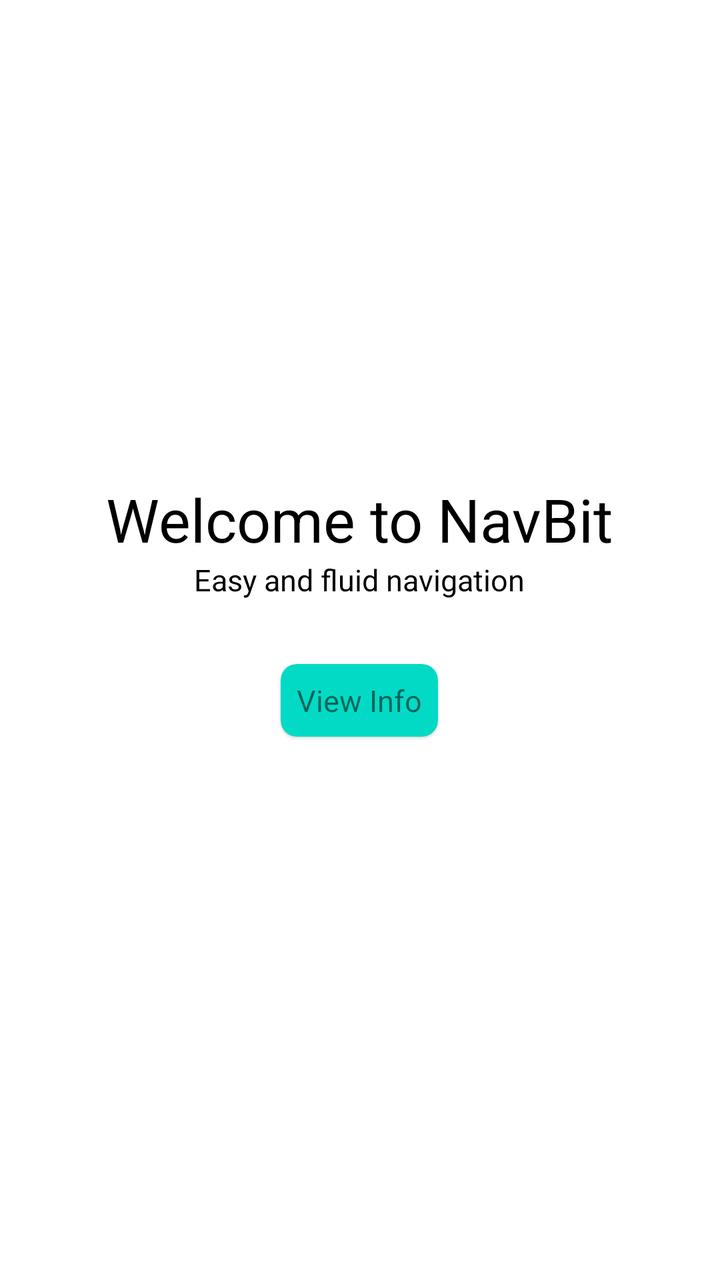
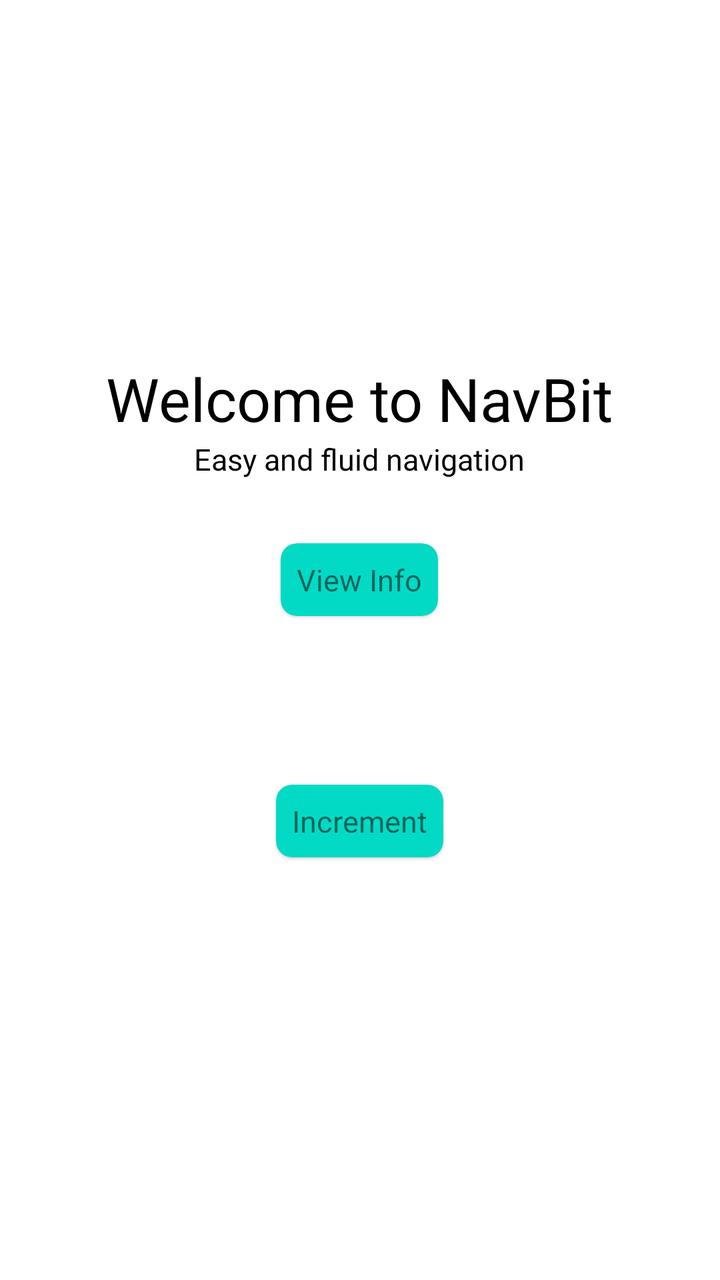

Before-and-after screenshots of an Android layout around one commit, followed by the original layout XML and the change that was made.
<!-- AndroidManifest.xml: application theme Theme.NavBitDemo -->
<!-- res/layout/screen_start.xml -->
<?xml version="1.0" encoding="utf-8"?>
<FrameLayout
    xmlns:android="http://schemas.android.com/apk/res/android"
    xmlns:app="http://schemas.android.com/apk/res-auto"

    android:layout_width="match_parent"
    android:layout_height="match_parent"
    android:background="@color/app_background">

    <LinearLayout
        android:layout_width="wrap_content"
        android:layout_height="wrap_content"
        android:layout_gravity="center"
        android:orientation="vertical">

            <TextView
                android:layout_width="wrap_content"
                android:layout_height="wrap_content"
                android:text="Welcome to NavBit"
                android:textColor="@color/black"
                android:textSize="30sp"/>

            <TextView
                android:layout_width="wrap_content"
                android:layout_height="wrap_content"
                android:text="Easy and fluid navigation"
                android:textColor="@color/black"
                android:textSize="15sp"
                android:layout_gravity="center"/>

            <com.google.android.material.card.MaterialCardView
                android:id="@+id/info_button"
                android:layout_width="wrap_content"
                android:layout_height="wrap_content"
                android:layout_gravity="center"
                android:layout_margin="32dp"
                app:cardBackgroundColor="@color/teal_200"
                app:cardCornerRadius="8dp">
                <TextView
                    android:layout_width="wrap_content"
                    android:layout_height="wrap_content"
                    android:text="View Info"
                    android:textSize="15sp"
                    android:layout_margin="8dp"
                    android:layout_gravity="center"/>
            </com.google.android.material.card.MaterialCardView>
    </LinearLayout>

</FrameLayout>
<!-- resources referenced by this layout -->
<resources>
  <color name="app_background">#FFFFFF</color>
  <color name="black">#FF000000</color>
  <color name="teal_200">#FF03DAC5</color>
  <style name="Theme.NavBitDemo" parent="Theme.MaterialComponents.DayNight.NoActionBar">
          
          <item name="colorPrimary">@android:color/transparent</item>
          <item name="colorPrimaryVariant">@android:color/transparent</item>
          <item name="colorOnPrimary">@color/white</item>
          
          <item name="colorSecondary">@color/teal_200</item>
          <item name="colorSecondaryVariant">@color/teal_700</item>
          <item name="colorOnSecondary">@color/black</item>
          
          <item name="android:statusBarColor">?attr/colorPrimaryVariant</item>
          
          <item name="android:windowTranslucentNavigation">true</item>
      </style>
  <color name="white">#FFFFFFFF</color>
  <color name="teal_700">#FF018786</color>
</resources>

<!-- the commit's change to res/layout/screen_start.xml (unified diff, before → after) -->
@@ -44,6 +44,31 @@
                     android:layout_margin="8dp"
                     android:layout_gravity="center"/>
             </com.google.android.material.card.MaterialCardView>
+
+            <TextView
+                android:id="@+id/increment_text"
+                android:layout_width="wrap_content"
+                android:layout_height="wrap_content"
+                android:textColor="@color/black"
+                android:textSize="15sp"
+                android:layout_gravity="center"/>
+
+            <com.google.android.material.card.MaterialCardView
+                android:id="@+id/increment_button"
+                android:layout_width="wrap_content"
+                android:layout_height="wrap_content"
+                android:layout_gravity="center"
+                android:layout_margin="32dp"
+                app:cardBackgroundColor="@color/teal_200"
+                app:cardCornerRadius="8dp">
+                <TextView
+                    android:layout_width="wrap_content"
+                    android:layout_height="wrap_content"
+                    android:text="Increment"
+                    android:textSize="15sp"
+                    android:layout_margin="8dp"
+                    android:layout_gravity="center"/>
+            </com.google.android.material.card.MaterialCardView>
     </LinearLayout>
 
 </FrameLayout>
<!-- resource entries referenced after the edit -->
@@ -4,17 +4,13 @@
   <color name="black">#FF000000</color>
   <color name="teal_200">#FF03DAC5</color>
   <style name="Theme.NavBitDemo" parent="Theme.MaterialComponents.DayNight.NoActionBar">
-          
           <item name="colorPrimary">@android:color/transparent</item>
           <item name="colorPrimaryVariant">@android:color/transparent</item>
           <item name="colorOnPrimary">@color/white</item>
-          
           <item name="colorSecondary">@color/teal_200</item>
           <item name="colorSecondaryVariant">@color/teal_700</item>
           <item name="colorOnSecondary">@color/black</item>
-          
           <item name="android:statusBarColor">?attr/colorPrimaryVariant</item>
-          
           <item name="android:windowTranslucentNavigation">true</item>
       </style>
   <color name="white">#FFFFFFFF</color>
